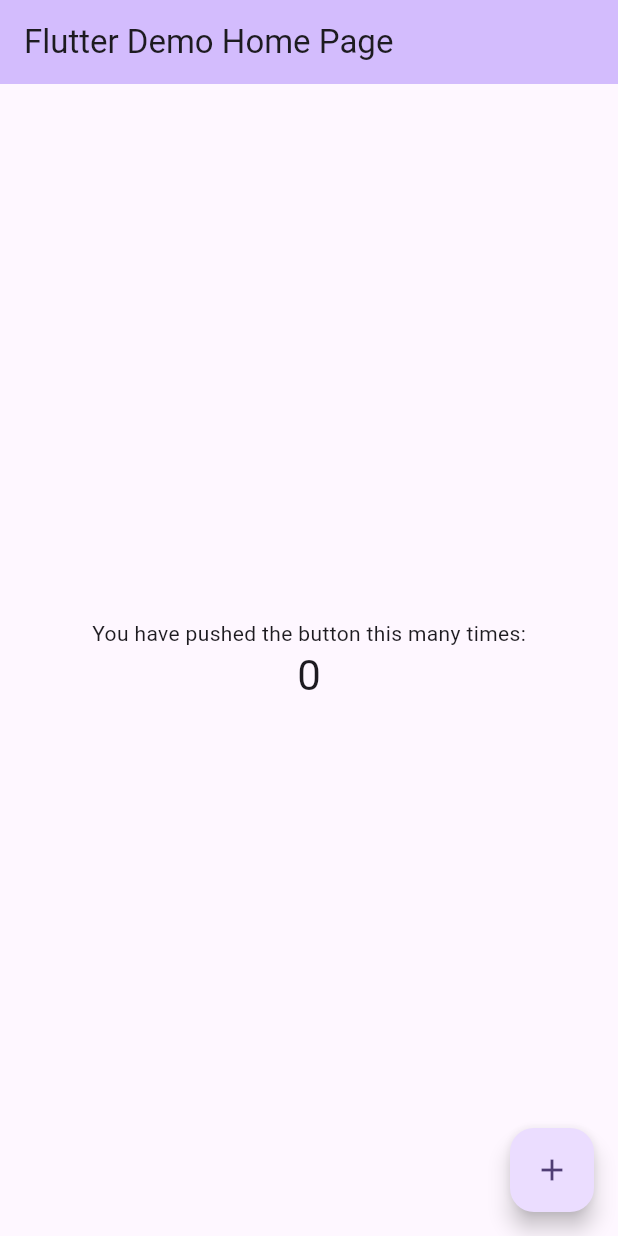
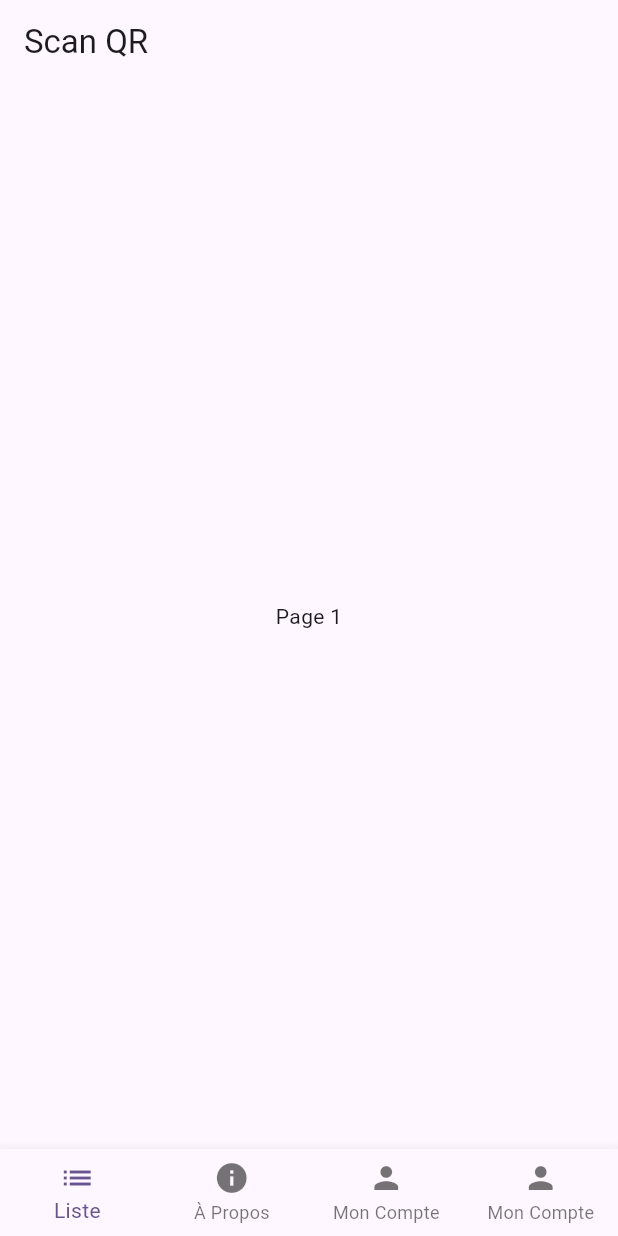
Before and after one commit to alex4900/App-La-Detente-De-Camoel, a Flutter app: the screen it shows after launch, on a phone screen of 412 x 824 dp. Run offline on Flutter 3.47's test engine with Material 3 defaults, Android fonts, the phone set to English and light mode, and no system bars.

Commit message:
Ajout du router

```diff
--- a/lib/main.dart
+++ b/lib/main.dart
@@ -1,4 +1,6 @@
 import 'package:flutter/material.dart';
+import 'package:android_detente_camoel/theme.dart';
+import 'package:android_detente_camoel/ui/screens/HomePageScreen.dart';
 
 void main() {
   runApp(const MyApp());
@@ -11,115 +13,9 @@ class MyApp extends StatelessWidget {
   @override
   Widget build(BuildContext context) {
     return MaterialApp(
-      title: 'Flutter Demo',
-      theme: ThemeData(
-        // This is the theme of your application.
-        //
-        // TRY THIS: Try running your application with "flutter run". You'll see
-        // the application has a purple toolbar. Then, without quitting the app,
-        // try changing the seedColor in the colorScheme below to Colors.green
-        // and then invoke "hot reload" (save your changes or press the "hot
-        // reload" button in a Flutter-supported IDE, or press "r" if you used
-        // the command line to start the app).
-        //
-        // Notice that the counter didn't reset back to zero; the application
-        // state is not lost during the reload. To reset the state, use hot
-        // restart instead.
-        //
-        // This works for code too, not just values: Most code changes can be
-        // tested with just a hot reload.
-        colorScheme: ColorScheme.fromSeed(seedColor: Colors.deepPurple),
-        useMaterial3: true,
-      ),
-      home: const MyHomePage(title: 'Flutter Demo Home Page'),
+      title: 'Flutter Demo + API',
+      theme: myTheme,
+      home: const HomePageScreen(),
     );
   }
 }
-
-class MyHomePage extends StatefulWidget {
-  const MyHomePage({super.key, required this.title});
-
-  // This widget is the home page of your application. It is stateful, meaning
-  // that it has a State object (defined below) that contains fields that affect
-  // how it looks.
-
-  // This class is the configuration for the state. It holds the values (in this
-  // case the title) provided by the parent (in this case the App widget) and
-  // used by the build method of the State. Fields in a Widget subclass are
-  // always marked "final".
-
-  final String title;
-
-  @override
-  State<MyHomePage> createState() => _MyHomePageState();
-}
-
-class _MyHomePageState extends State<MyHomePage> {
-  int _counter = 0;
-
-  void _incrementCounter() {
-    setState(() {
-      // This call to setState tells the Flutter framework that something has
-      // changed in this State, which causes it to rerun the build method below
-      // so that the display can reflect the updated values. If we changed
-      // _counter without calling setState(), then the build method would not be
-      // called again, and so nothing would appear to happen.
-      _counter++;
-    });
-  }
-
-  @override
-  Widget build(BuildContext context) {
-    // This method is rerun every time setState is called, for instance as done
-    // by the _incrementCounter method above.
-    //
-    // The Flutter framework has been optimized to make rerunning build methods
-    // fast, so that you can just rebuild anything that needs updating rather
-    // than having to individually change instances of widgets.
-    return Scaffold(
-      appBar: AppBar(
-        // TRY THIS: Try changing the color here to a specific color (to
-        // Colors.amber, perhaps?) and trigger a hot reload to see the AppBar
-        // change color while the other colors stay the same.
-        backgroundColor: Theme.of(context).colorScheme.inversePrimary,
-        // Here we take the value from the MyHomePage object that was created by
-        // the App.build method, and use it to set our appbar title.
-        title: Text(widget.title),
-      ),
-      body: Center(
-        // Center is a layout widget. It takes a single child and positions it
-        // in the middle of the parent.
-        child: Column(
-          // Column is also a layout widget. It takes a list of children and
-          // arranges them vertically. By default, it sizes itself to fit its
-          // children horizontally, and tries to be as tall as its parent.
-          //
-          // Column has various properties to control how it sizes itself and
-          // how it positions its children. Here we use mainAxisAlignment to
-          // center the children vertically; the main axis here is the vertical
-          // axis because Columns are vertical (the cross axis would be
-          // horizontal).
-          //
-          // TRY THIS: Invoke "debug painting" (choose the "Toggle Debug Paint"
-          // action in the IDE, or press "p" in the console), to see the
-          // wireframe for each widget.
-          mainAxisAlignment: MainAxisAlignment.center,
-          children: <Widget>[
-            const Text(
-              'You have pushed the button this many times:',
-            ),
-            Text(
-              '$_counter',
-              style: Theme.of(context).textTheme.headlineMedium,
-            ),
-          ],
-        ),
-      ),
-      floatingActionButton: FloatingActionButton(
-        onPressed: _incrementCounter,
-        tooltip: 'Increment',
-        child: const Icon(Icons.add),
-      ), // This trailing comma makes auto-formatting nicer for build methods.
-    );
-  }
-}
--- /dev/null
+++ b/lib/theme.dart
@@ -0,0 +1,8 @@
+import 'package:flutter/material.dart';
+
+// Declare a theme
+final ThemeData myTheme = ThemeData(
+  colorScheme: ColorScheme.fromSeed(seedColor: Colors.deepPurple),
+  visualDensity: VisualDensity.adaptivePlatformDensity,
+  useMaterial3: true
+);
--- /dev/null
+++ b/lib/ui/screens/tabs/page1.dart
@@ -0,0 +1,13 @@
+import 'package:flutter/material.dart';
+
+// Page 1
+class Page1 extends StatelessWidget {
+  const Page1({Key? key}) : super(key: key);
+
+  @override
+  Widget build(BuildContext context) {
+    return const Center(
+      child: Text('Page 1'),
+    );
+  }
+}
```
Also changed, not shown: lib/ui/screens/HomePageScreen.dart (added, +80 -0 lines), lib/ui/screens/tabs/page2.dart (added, +13 -0 lines), lib/ui/screens/tabs/page3.dart (added, +13 -0 lines), lib/ui/screens/tabs/page4.dart (added, +13 -0 lines).
